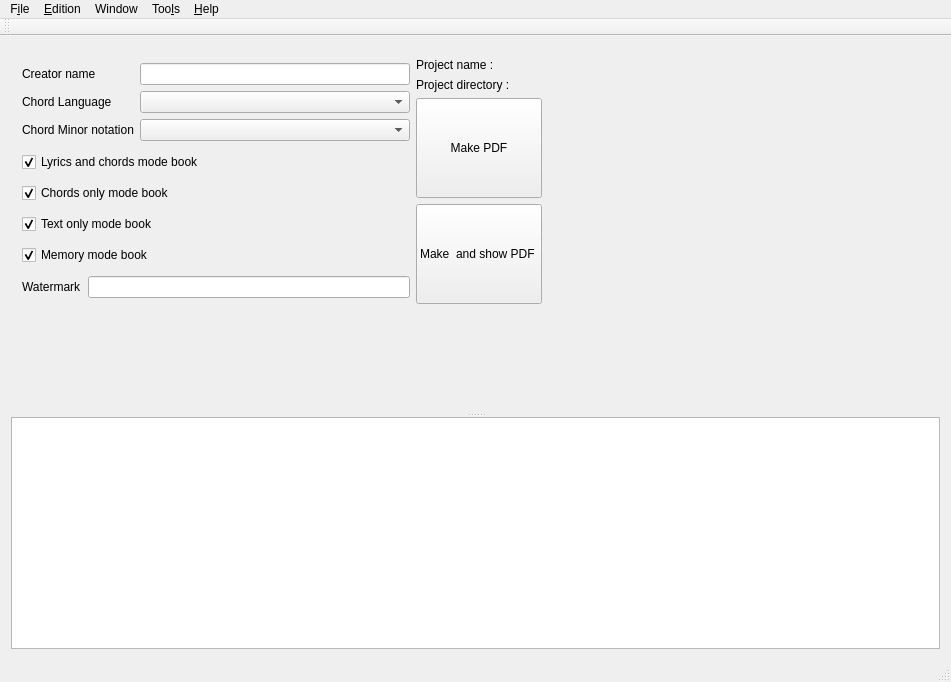
Above: chordv-0.1/ui/mainwindow.ui from jpcima/chordv before the change. Below: the same form after it.
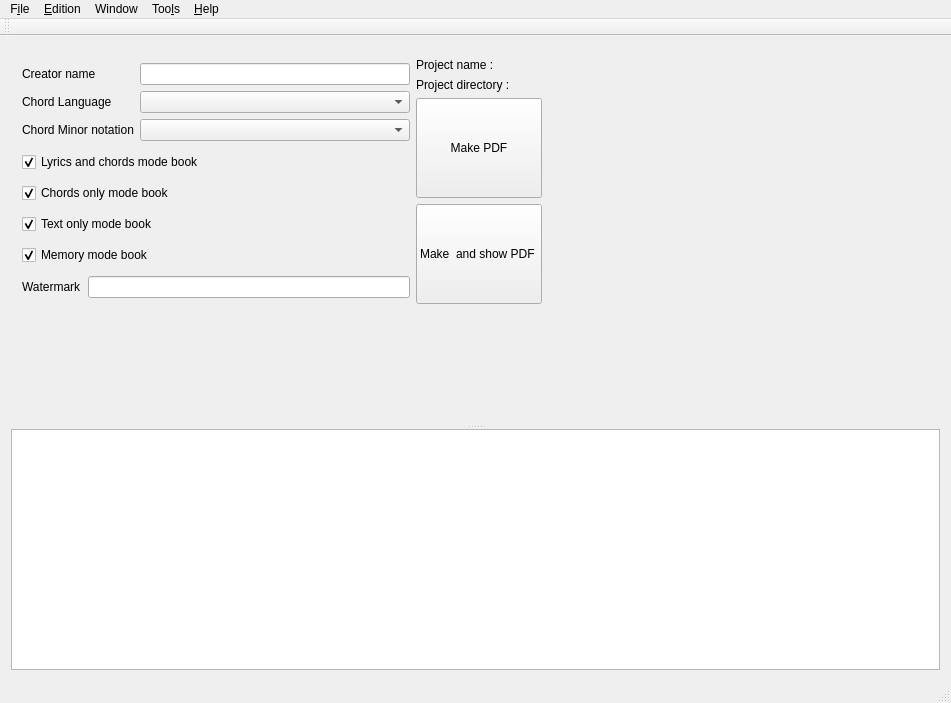
That is the form after the change. Icons and pictures are not drawn. Custom widgets are drawn as their Qt base class.

Diff of the .ui file:
```diff
--- a/chordv-0.1/ui/mainwindow.ui
+++ b/chordv-0.1/ui/mainwindow.ui
@@ -7,7 +7,7 @@
     <x>0</x>
     <y>0</y>
     <width>951</width>
-    <height>682</height>
+    <height>703</height>
    </rect>
   </property>
   <property name="windowTitle">
```
Left out of the diff: 8 changed lines with no effect on the pictures.
